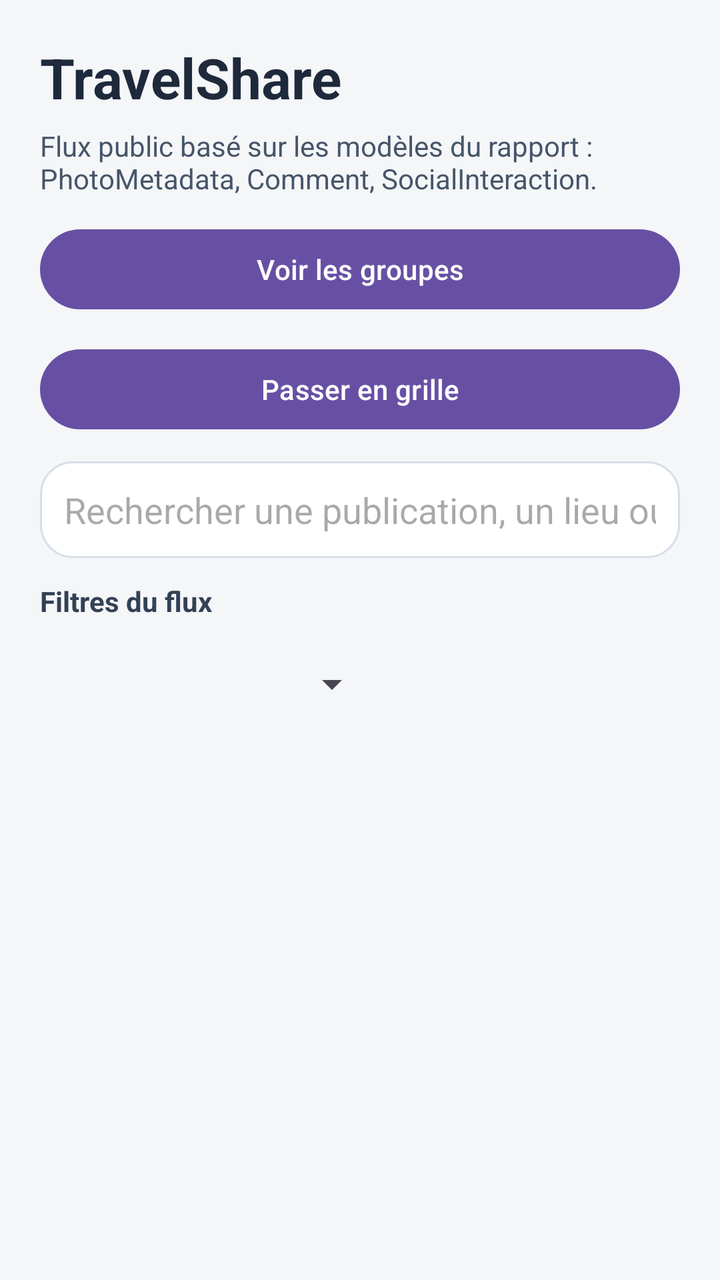
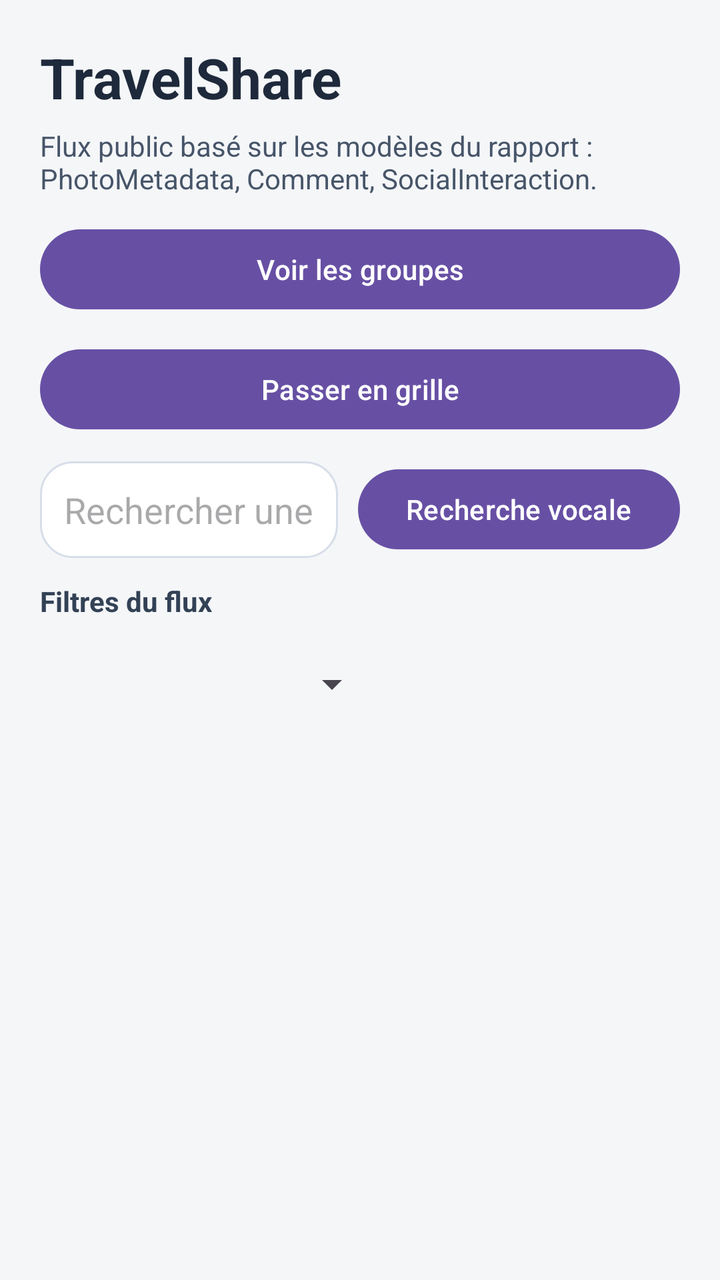

Screens rendered from an Android XML layout before and after an edit, with the pre-edit source and the edit as a unified diff.
<!-- AndroidManifest.xml: application theme Theme.Travel_Esteban_kylian -->
<!-- res/layout/activity_travel_share.xml -->
<?xml version="1.0" encoding="utf-8"?>
<LinearLayout xmlns:android="http://schemas.android.com/apk/res/android"
    android:layout_width="match_parent"
    android:layout_height="match_parent"
    android:background="#F4F6F8"
    android:orientation="vertical"
    android:padding="20dp">

    <LinearLayout
        android:layout_width="match_parent"
        android:layout_height="wrap_content"
        android:gravity="center_vertical"
        android:orientation="horizontal">

        <LinearLayout
            android:layout_width="0dp"
            android:layout_height="wrap_content"
            android:layout_weight="1"
            android:orientation="vertical">

            <TextView
                android:id="@+id/tvTravelShareTitle"
                android:layout_width="wrap_content"
                android:layout_height="wrap_content"
                android:text="@string/travelshare_screen_title"
                android:textColor="#1E293B"
                android:textSize="28sp"
                android:textStyle="bold" />

            <TextView
                android:id="@+id/tvTravelShareSubtitle"
                android:layout_width="wrap_content"
                android:layout_height="wrap_content"
                android:layout_marginTop="6dp"
                android:layout_marginBottom="12dp"
                android:text="@string/travelshare_screen_subtitle"
                android:textColor="#475569"
                android:textSize="14sp" />
        </LinearLayout>

        <ImageView
            android:id="@+id/ivProfileShortcut"
            android:layout_width="46dp"
            android:layout_height="46dp"
            android:layout_marginStart="12dp"
            android:background="@drawable/bg_profile_avatar"
            android:clickable="true"
            android:clipToOutline="true"
            android:contentDescription="@string/profile_open_button"
            android:focusable="true"
            android:padding="8dp"
            android:scaleType="centerCrop"
            android:src="@android:drawable/ic_menu_myplaces"
            android:tint="#0F172A"
            android:visibility="gone" />
    </LinearLayout>

    <Button
        android:id="@+id/btnCreatePhotoMetadata"
        android:layout_width="match_parent"
        android:layout_height="wrap_content"
        android:layout_marginBottom="12dp"
        android:text="@string/travelshare_create_post_button"
        android:visibility="gone" />

    <Button
        android:id="@+id/btnOpenGroups"
        android:layout_width="match_parent"
        android:layout_height="wrap_content"
        android:layout_marginBottom="12dp"
        android:text="@string/travelshare_groups_button" />

    <Button
        android:id="@+id/btnToggleFeedLayout"
        android:layout_width="match_parent"
        android:layout_height="wrap_content"
        android:layout_marginBottom="12dp"
        android:text="@string/travelshare_feed_grid_button" />

    <EditText
        android:id="@+id/etSearchPhotoMetadata"
        android:layout_width="match_parent"
        android:layout_height="wrap_content"
        android:layout_marginBottom="12dp"
        android:background="@drawable/bg_search_bar"
        android:hint="@string/travelshare_search_hint"
        android:imeOptions="actionDone"
        android:inputType="text"
        android:minHeight="48dp"
        android:padding="12dp" />

    <TextView
        android:id="@+id/tvTravelShareFilters"
        android:layout_width="wrap_content"
        android:layout_height="wrap_content"
        android:layout_marginBottom="8dp"
        android:text="@string/travelshare_filters_section"
        android:textColor="#334155"
        android:textStyle="bold" />

    <HorizontalScrollView
        android:layout_width="match_parent"
        android:layout_height="wrap_content"
        android:layout_marginBottom="16dp"
        android:scrollbars="none">

        <LinearLayout
            android:layout_width="wrap_content"
            android:layout_height="wrap_content"
            android:gravity="center_vertical"
            android:orientation="horizontal">

            <Spinner
                android:id="@+id/spinnerFilterPlaceType"
                android:layout_width="170dp"
                android:layout_height="wrap_content"
                android:minHeight="48dp" />

            <Spinner
                android:id="@+id/spinnerFilterAuthor"
                android:layout_width="170dp"
                android:layout_height="wrap_content"
                android:layout_marginStart="12dp"
                android:minHeight="48dp" />

            <Spinner
                android:id="@+id/spinnerFilterPeriod"
                android:layout_width="170dp"
                android:layout_height="wrap_content"
                android:layout_marginStart="12dp"
                android:minHeight="48dp" />

            <Button
                android:id="@+id/btnResetFilters"
                android:layout_width="wrap_content"
                android:layout_height="wrap_content"
                android:layout_marginStart="12dp"
                android:text="@string/travelshare_filter_reset_button" />
        </LinearLayout>
    </HorizontalScrollView>

    <androidx.recyclerview.widget.RecyclerView
        android:id="@+id/rvPhotoMetadata"
        android:layout_width="match_parent"
        android:layout_height="0dp"
        android:layout_weight="1"
        android:clipToPadding="false"
        android:paddingBottom="12dp" />

</LinearLayout>
<!-- resources referenced by this layout -->
<resources>
  <!-- drawable bg_profile_avatar (drawable) -->
  <?xml version="1.0" encoding="utf-8"?>
  <shape xmlns:android="http://schemas.android.com/apk/res/android"
      android:shape="oval">
      <solid android:color="#E2E8F0" />
      <stroke
          android:width="1dp"
          android:color="#CBD5E1" />
  </shape>
  <!-- drawable bg_search_bar (drawable) -->
  <?xml version="1.0" encoding="utf-8"?>
  <shape xmlns:android="http://schemas.android.com/apk/res/android"
      android:shape="rectangle">
      <solid android:color="#FFFFFF" />
      <corners android:radius="16dp" />
      <stroke
          android:width="1dp"
          android:color="#D7DEE8" />
  </shape>
  <string name="profile_open_button">Ouvrir le profil</string>
  <string name="travelshare_create_post_button">Créer une publication</string>
  <string name="travelshare_feed_grid_button">Passer en grille</string>
  <string name="travelshare_filter_reset_button">Réinitialiser les filtres</string>
  <string name="travelshare_filters_section">Filtres du flux</string>
  <string name="travelshare_groups_button">Voir les groupes</string>
  <string name="travelshare_screen_subtitle">Flux public basé sur les modèles du rapport : PhotoMetadata, Comment, SocialInteraction.</string>
  <string name="travelshare_screen_title">TravelShare</string>
  <string name="travelshare_search_hint">Rechercher une publication, un lieu ou un conseil</string>
  <style name="Theme.Travel_Esteban_kylian" parent="Base.Theme.Travel_Esteban_kylian" />
  <style name="Base.Theme.Travel_Esteban_kylian" parent="Theme.Material3.DayNight.NoActionBar">
          
          
      </style>
</resources>

<!-- the commit's change to res/layout/activity_travel_share.xml (unified diff, before → after) -->
@@ -77,17 +77,32 @@
         android:layout_marginBottom="12dp"
         android:text="@string/travelshare_feed_grid_button" />
 
-    <EditText
-        android:id="@+id/etSearchPhotoMetadata"
+    <LinearLayout
         android:layout_width="match_parent"
         android:layout_height="wrap_content"
         android:layout_marginBottom="12dp"
-        android:background="@drawable/bg_search_bar"
-        android:hint="@string/travelshare_search_hint"
-        android:imeOptions="actionDone"
-        android:inputType="text"
-        android:minHeight="48dp"
-        android:padding="12dp" />
+        android:gravity="center_vertical"
+        android:orientation="horizontal">
+
+        <EditText
+            android:id="@+id/etSearchPhotoMetadata"
+            android:layout_width="0dp"
+            android:layout_height="wrap_content"
+            android:layout_weight="1"
+            android:background="@drawable/bg_search_bar"
+            android:hint="@string/travelshare_search_hint"
+            android:imeOptions="actionDone"
+            android:inputType="text"
+            android:minHeight="48dp"
+            android:padding="12dp" />
+
+        <Button
+            android:id="@+id/btnVoiceSearch"
+            android:layout_width="wrap_content"
+            android:layout_height="wrap_content"
+            android:layout_marginStart="10dp"
+            android:text="@string/travelshare_voice_search_button" />
+    </LinearLayout>
 
     <TextView
         android:id="@+id/tvTravelShareFilters"
<!-- resource entries referenced after the edit -->
@@ -28,6 +28,7 @@
   <string name="travelshare_screen_subtitle">Flux public basé sur les modèles du rapport : PhotoMetadata, Comment, SocialInteraction.</string>
   <string name="travelshare_screen_title">TravelShare</string>
   <string name="travelshare_search_hint">Rechercher une publication, un lieu ou un conseil</string>
+  <string name="travelshare_voice_search_button">Recherche vocale</string>
   <style name="Theme.Travel_Esteban_kylian" parent="Base.Theme.Travel_Esteban_kylian" />
   <style name="Base.Theme.Travel_Esteban_kylian" parent="Theme.Material3.DayNight.NoActionBar">
           
